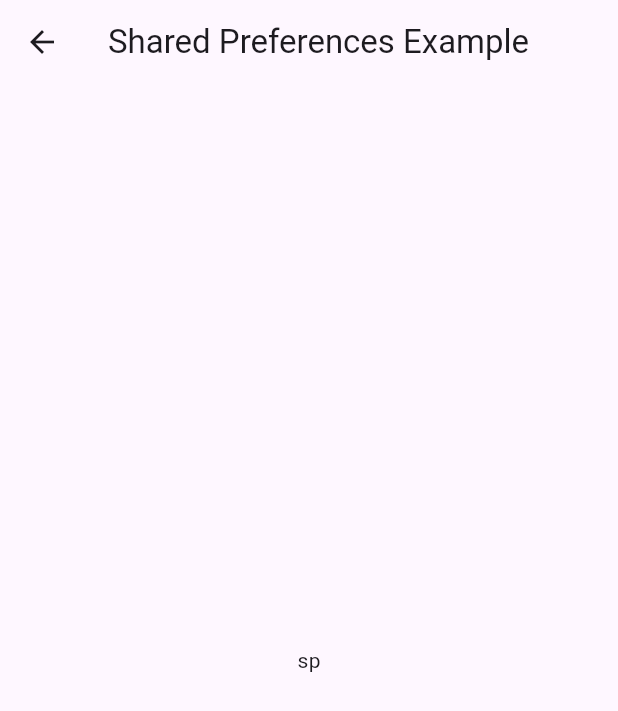
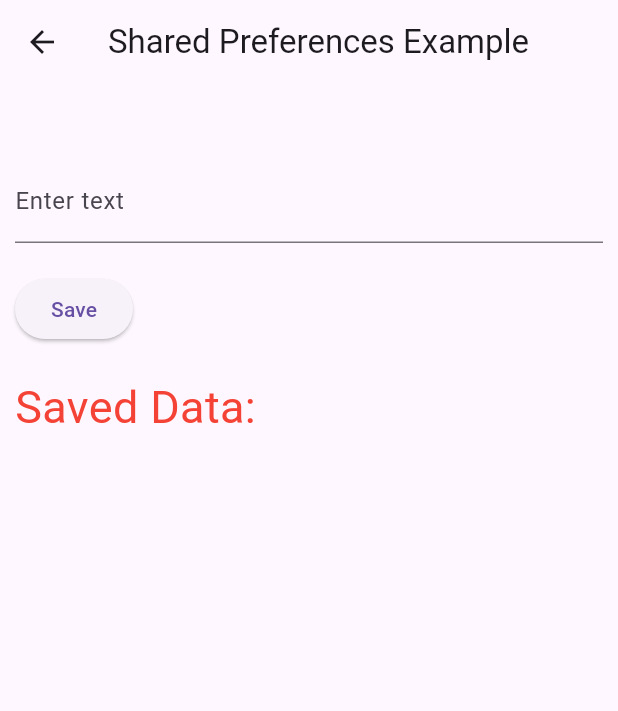
Before and after one commit to Rahullkumr/excelrflutter, a Flutter app: the MySharedPreferences screen opened directly, on a phone screen of 412 x 824 dp. Shown: the top 711 px of the screen. Run offline on Flutter 3.47's test engine with Material 3 defaults, Android fonts, the phone set to English and light mode, and no system bars; our stand-ins replace rflutter_alert, shared_preferences; accounts and stored records are empty.

Commit message:
Add shared preferences functionality to MySharedPreferences

```diff
--- a/lib/my_shared_preferences.dart
+++ b/lib/my_shared_preferences.dart
@@ -1,18 +1,78 @@
 import 'package:flutter/material.dart';
+import 'package:shared_preferences/shared_preferences.dart';
 
-class MySharedPreferences extends StatelessWidget {
+class MySharedPreferences extends StatefulWidget {
   const MySharedPreferences({super.key});
 
   @override
+  State<MySharedPreferences> createState() => _MyAppState();
+}
+
+class _MyAppState extends State<MySharedPreferences> {
+  final TextEditingController _controller = TextEditingController();
+  String _savedText = '';
+
+  @override
+  // life cycle of widget, this method gets called before build(), when screen loads
+  void initState() {
+    super.initState();
+    loadSavedData();
+  }
+
+  saveData() async {
+    SharedPreferences prefs = await SharedPreferences.getInstance();
+    prefs.setString('saved_text', _controller.text);
+    loadSavedData();
+  }
+
+  loadSavedData() async {
+    SharedPreferences prefs = await SharedPreferences.getInstance();
+    setState(() {
+      _savedText = prefs.getString('saved_text') ?? '';
+    });
+  }
+
+  @override
   Widget build(BuildContext context) {
-    return Scaffold(
-      appBar: AppBar(
-        title: const Text("Shared Preferences Example"),
-        centerTitle: true,
-      ),
-      body: const Center(
-        child: Text("sp"),
-      ),
+    return SafeArea(
+      child: Scaffold(
+          appBar: AppBar(
+            title: const Text("Shared Preferences Example"),
+            centerTitle: true,
+          ),
+          body: Padding(
+            padding: const EdgeInsets.fromLTRB(10, 50, 10, 0),
+            child: Column(
+              crossAxisAlignment: CrossAxisAlignment.start,
+              children: [
+                TextField(
+                  controller: _controller,
+                  decoration: const InputDecoration(
+                    labelText: "Enter text",
+                  ),
+                ),
+                const SizedBox(
+                  height: 20,
+                ),
+                ElevatedButton(
+                  onPressed: saveData,
+                  child: const Text("Save"),
+                ),
+                const SizedBox(
+                  height: 20,
+                ),
+                Text(
+                  "Saved Data: $_savedText",
+                  style: const TextStyle(
+                    color: Colors.red,
+                    fontSize: 30,
+                  ),
+                ),
+              ],
+            ),
+          ),
+        ),
+
     );
   }
 }
```
